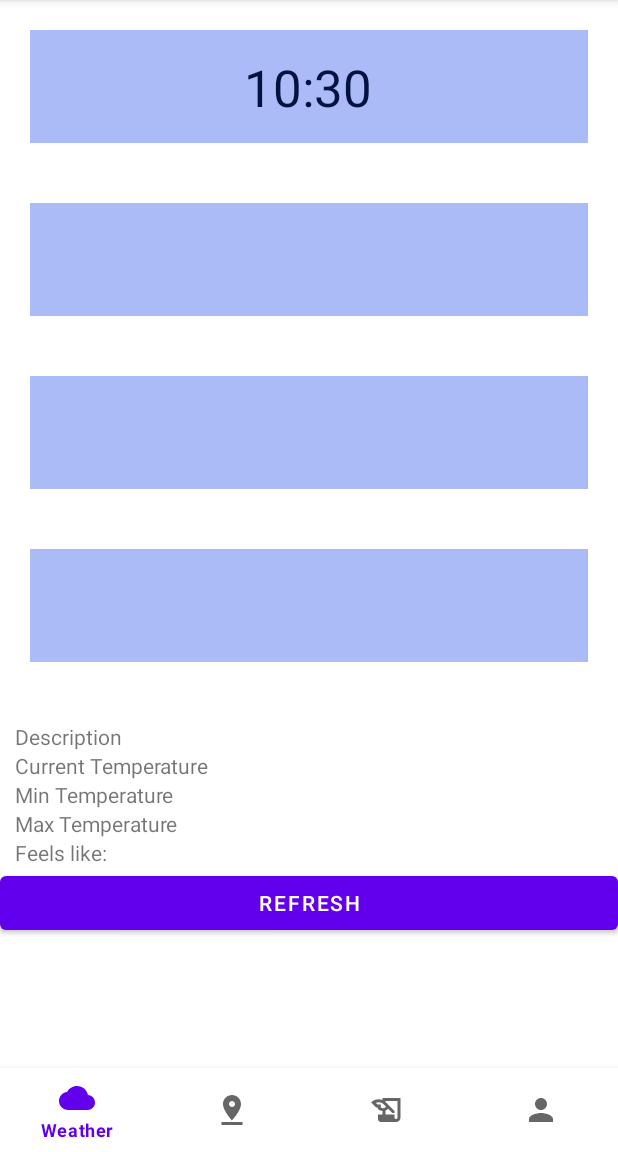
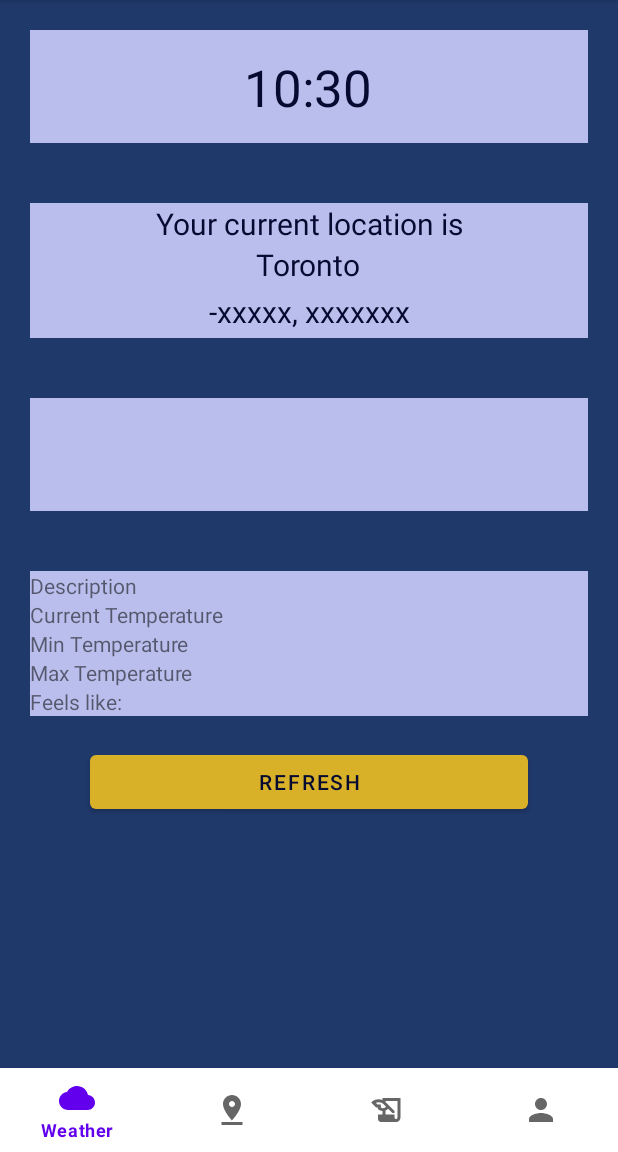
Before and after one commit to helloworldmich/MAPD721-Final-Project, an Android app: the WeatherFragment screen opened directly, with no data from a screen before it, on a phone screen of 412 x 824 dp, the part 84-1236 px from its top. Run offline under Robolectric (Android 15) with nearby library versions, the phone set to English and light mode, and no system bars; our stand-ins replace Firebase (no records; nobody signed in at launch, a user with empty details on screens opened directly), Picasso, Volley; network calls fail; pictures from the network do not load.

Commit message:
design updated

```diff
--- a/app/src/main/res/layout/fragment_weather.xml
+++ b/app/src/main/res/layout/fragment_weather.xml
@@ -3,7 +3,8 @@
     xmlns:app="http://schemas.android.com/apk/res-auto"
     xmlns:tools="http://schemas.android.com/tools"
     android:layout_width="match_parent"
-    android:layout_height="wrap_content"
+    android:layout_height="match_parent"
+    android:background="@color/mainBackground"
     android:orientation="vertical"
     tools:context=".fragments.WeatherFragment">
 
@@ -14,7 +15,7 @@
         android:layout_marginTop="20dp"
         android:layout_marginRight="20dp"
         android:layout_marginBottom="20dp"
-        android:background="#ABBBF8"
+        android:background="@color/secondaryBackground"
         android:orientation="horizontal">
 
         <TextView
@@ -23,7 +24,7 @@
             android:layout_height="wrap_content"
             android:gravity="center|center_horizontal|center_vertical"
             android:text="HH:MM"
-            android:textColor="#031240"
+            android:textColor="@color/mainTextColor"
             android:textSize="34sp"
             app:layout_constraintBottom_toBottomOf="parent"
             app:layout_constraintEnd_toEndOf="parent"
@@ -34,34 +35,57 @@
 
     <androidx.constraintlayout.widget.ConstraintLayout
         android:layout_width="match_parent"
-        android:layout_height="75dp"
-        android:background="#ABBBF8"
+        android:layout_height="90dp"
         android:layout_marginLeft="20dp"
         android:layout_marginTop="20dp"
         android:layout_marginRight="20dp"
-        android:layout_marginBottom="20dp">
+        android:layout_marginBottom="20dp"
+        android:background="@color/secondaryBackground">
 
+        <TextView
+            android:id="@+id/textView19"
+            android:layout_width="wrap_content"
+            android:layout_height="wrap_content"
+            android:text="Your current location is"
+            android:textColor="@color/mainTextColor"
+            android:textSize="20sp"
+            app:layout_constraintEnd_toEndOf="parent"
+            app:layout_constraintStart_toStartOf="parent"
+            app:layout_constraintTop_toTopOf="parent" />
+
+        <TextView
+            android:id="@+id/textViewWeatherCity"
+            android:layout_width="wrap_content"
+            android:layout_height="wrap_content"
+            android:text="Toronto"
+            android:textColor="@color/mainTextColor"
+            android:textSize="20sp"
+            app:layout_constraintEnd_toEndOf="parent"
+            app:layout_constraintHorizontal_bias="0.498"
+            app:layout_constraintStart_toStartOf="parent"
+            app:layout_constraintTop_toBottomOf="@+id/textView19" />
+
+        <TextView
+            android:id="@+id/textViewWeatherCoordinates"
+            android:layout_width="wrap_content"
+            android:layout_height="wrap_content"
+            android:text="-xxxxx, xxxxxxx"
+            android:textColor="@color/mainTextColor"
+            android:textSize="20sp"
+            app:layout_constraintBottom_toBottomOf="parent"
+            app:layout_constraintEnd_toEndOf="parent"
+            app:layout_constraintStart_toStartOf="parent"
+            app:layout_constraintTop_toBottomOf="@+id/textViewWeatherCity" />
     </androidx.constraintlayout.widget.ConstraintLayout>
 
     <androidx.constraintlayout.widget.ConstraintLayout
         android:layout_width="match_parent"
         android:layout_height="75dp"
-        android:background="#ABBBF8"
         android:layout_marginLeft="20dp"
         android:layout_marginTop="20dp"
         android:layout_marginRight="20dp"
-        android:layout_marginBottom="20dp">
-
-    </androidx.constraintlayout.widget.ConstraintLayout>
-
-    <androidx.constraintlayout.widget.ConstraintLayout
-        android:layout_width="match_parent"
-        android:layout_height="75dp"
-        android:background="#ABBBF8"
-        android:layout_marginLeft="20dp"
-        android:layout_marginTop="20dp"
-        android:layout_marginRight="20dp"
-        android:layout_marginBottom="20dp">
+        android:layout_marginBottom="20dp"
+        android:background="@color/secondaryBackground">
 
         <ImageView
             android:id="@+id/imageViewWeather"
@@ -75,11 +99,20 @@
 
     </androidx.constraintlayout.widget.ConstraintLayout>
 
+    <LinearLayout
+        android:layout_width="match_parent"
+        android:layout_height="wrap_content"
+        android:orientation="horizontal"
+        android:layout_marginLeft="20dp"
+        android:layout_marginTop="20dp"
+        android:layout_marginRight="20dp"
+        android:layout_marginBottom="20dp"
+        android:background="@color/secondaryBackground">
+
         <TableLayout
             android:layout_width="match_parent"
             android:layout_height="wrap_content"
-        android:layout_marginLeft="10dp"
-        android:layout_marginTop="20dp">
+            tools:layout_editor_absoluteY="116dp">
 
             <TableRow
                 android:layout_width="match_parent"
@@ -167,11 +200,17 @@
             </TableRow>
 
         </TableLayout>
+    </LinearLayout>
+
 
     <Button
         android:id="@+id/buttonRefreshWeather"
         android:layout_width="match_parent"
         android:layout_height="wrap_content"
+        android:textColor="@color/mainTextColor"
+        app:backgroundTint="@color/mainButton"
         android:onClick="refresh"
+        android:layout_marginLeft="60dp"
+        android:layout_marginRight="60dp"
         android:text="Refresh" />
 </LinearLayout>
--- a/app/src/main/res/values/colors.xml
+++ b/app/src/main/res/values/colors.xml
@@ -7,4 +7,11 @@
     <color name="teal_700">#FF018786</color>
     <color name="black">#FF000000</color>
     <color name="white">#FFFFFFFF</color>
+    <color name="mainButton">#D8B128</color>
+    <color name="mainBackground">#20396B</color>
+    <color name="secondaryBackground">#B9BEEC</color>
+    <color name="mainTextColor">#060A31</color>
+    <color name="popupBackground">#E2E4F8</color>
+
+
 </resources>
```
Also changed, not shown: app/src/main/java/com/example/pjk/mapd_721_final_project/fragments/WeatherFragment.java (+1 -7 lines), app/src/main/res/layout/checkin_item.xml (+17 -4 lines), app/src/main/res/layout/dialog_new_checkin.xml (+14 -0 lines), app/src/main/res/layout/dialog_view_checkin.xml (+20 -2 lines), app/src/main/res/layout/fragment_history.xml (+4 -3 lines), app/src/main/res/layout/fragment_map.xml (+26 -8 lines), app/src/main/res/drawable/iconstemp.png (added). Lines whose indentation alone changed are shown as unchanged.
